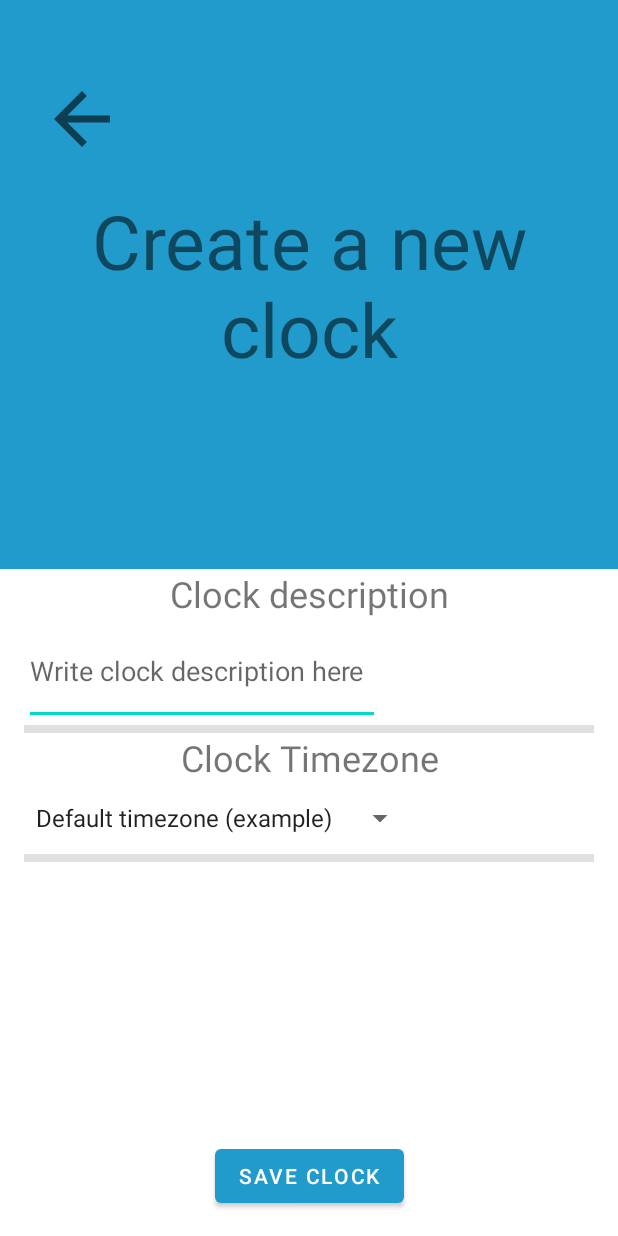
After one commit to Noname3123/InTime, an Android app: the layout activity_clock_edit.xml on its own in the app's theme, with its tools: preview values and no code run, on a phone screen of 412 x 824 dp. The commit adds this screen. Run offline under Robolectric (Android 15) with nearby library versions, the phone set to English and light mode, and no system bars.

Commit message:
Added Clock create/edit activity and linked the create activity with DB

```diff
--- a/app/src/main/java/com/jakupovic/intime/fragments/FragmentAlarm.java
+++ b/app/src/main/java/com/jakupovic/intime/fragments/FragmentAlarm.java
@@ -155,5 +155,5 @@ public void onResume(){
             }
         });
     }
-    //TODO: add logic for registering/unregistering alarms with the Android OS alarm system
+    //TODO: add logic for registering/unregistering alarms with the Android OS alarm system - the logic will be implemented in the androidFragment view model
 }
--- /dev/null
+++ b/app/src/main/res/layout/activity_clock_edit.xml
@@ -0,0 +1,124 @@
+<?xml version="1.0" encoding="utf-8"?>
+<androidx.constraintlayout.widget.ConstraintLayout xmlns:android="http://schemas.android.com/apk/res/android"
+    xmlns:app="http://schemas.android.com/apk/res-auto"
+    xmlns:tools="http://schemas.android.com/tools"
+    android:layout_width="match_parent"
+    android:layout_height="match_parent"
+    tools:context=".ClockEditMenu.ClockEditActivity">
+
+    <View
+        android:id="@+id/view2"
+        android:layout_width="0dp"
+        android:layout_height="0dp"
+        android:background="#219BCC"
+        app:layout_constraintBottom_toTopOf="@+id/scrollView3"
+        app:layout_constraintEnd_toEndOf="parent"
+        app:layout_constraintStart_toStartOf="parent"
+        app:layout_constraintTop_toTopOf="parent" />
+
+    <TextView
+        android:id="@+id/clockEditTitle"
+        android:layout_width="0dp"
+        android:layout_height="wrap_content"
+        android:text="@string/ClockEditTitle"
+        android:textAlignment="center"
+        android:textSize="50sp"
+        app:layout_constraintBottom_toBottomOf="@+id/view2"
+        app:layout_constraintEnd_toEndOf="@+id/view2"
+        app:layout_constraintStart_toStartOf="@+id/view2"
+        app:layout_constraintTop_toTopOf="@+id/view2" />
+
+    <ScrollView
+        android:id="@+id/scrollView3"
+        android:layout_width="0dp"
+        android:layout_height="0dp"
+        android:layout_marginStart="16dp"
+        android:layout_marginEnd="16dp"
+        app:layout_constraintBottom_toTopOf="@+id/saveClock"
+        app:layout_constraintEnd_toEndOf="parent"
+        app:layout_constraintStart_toStartOf="parent"
+        app:layout_constraintTop_toBottomOf="@+id/view2">
+
+        <LinearLayout
+            android:layout_width="match_parent"
+            android:layout_height="wrap_content"
+            android:orientation="vertical" >
+
+            <TextView
+                android:id="@+id/ClockTimezoneDescription"
+                android:layout_width="match_parent"
+                android:layout_height="match_parent"
+                android:text="Clock description"
+                android:textAlignment="center"
+                android:textSize="24sp" />
+
+            <EditText
+                android:id="@+id/clockDescriptionInput"
+                android:layout_width="237dp"
+                android:layout_height="71dp"
+                android:ems="10"
+                android:hint="@string/ClockDescInputHint"
+                android:importantForAutofill="no"
+                android:inputType="textPersonName" />
+
+            <View
+                android:id="@+id/divider"
+                android:layout_width="match_parent"
+                android:layout_height="5dp"
+                android:background="?android:attr/listDivider" />
+
+
+            <TextView
+                android:id="@+id/clockTimezoneTitle"
+                android:layout_width="match_parent"
+                android:layout_height="match_parent"
+                android:text="Clock Timezone"
+                android:textAlignment="center"
+                android:textSize="24sp" />
+
+            <Spinner
+                android:id="@+id/ClockTimezoneSelector"
+                android:layout_width="wrap_content"
+                android:layout_height="48dp"
+                android:entries="@array/SpinnerTimezone" />
+
+            <View
+                android:id="@+id/divider4"
+                android:layout_width="match_parent"
+                android:layout_height="5dp"
+                android:background="?android:attr/listDivider" />
+
+        </LinearLayout>
+    </ScrollView>
+
+    <Button
+        android:id="@+id/saveClock"
+        android:layout_width="wrap_content"
+        android:layout_height="wrap_content"
+        android:layout_marginStart="16dp"
+        android:layout_marginTop="2dp"
+        android:layout_marginEnd="16dp"
+        android:layout_marginBottom="16dp"
+        android:text="@string/ClockSaveButton"
+        android:textSize="14sp"
+        app:layout_constraintBottom_toBottomOf="parent"
+        app:layout_constraintEnd_toEndOf="parent"
+        app:layout_constraintStart_toStartOf="parent"
+        app:layout_constraintTop_toBottomOf="@+id/scrollView3" />
+
+    <ImageButton
+        android:id="@+id/BackButtonClockEditActivity"
+        android:layout_width="80dp"
+        android:layout_height="88dp"
+        android:layout_marginTop="32dp"
+        android:backgroundTint="@android:color/transparent"
+        android:scaleType="fitCenter"
+        app:layout_constraintBottom_toTopOf="@+id/clockEditTitle"
+        app:layout_constraintEnd_toEndOf="parent"
+        app:layout_constraintHorizontal_bias="0.044"
+        app:layout_constraintStart_toStartOf="parent"
+        app:layout_constraintTop_toTopOf="@+id/view2"
+        app:layout_constraintVertical_bias="0.527"
+        app:srcCompat="?attr/actionModeCloseDrawable" />
+
+</androidx.constraintlayout.widget.ConstraintLayout>
--- a/app/src/main/res/values/strings.xml
+++ b/app/src/main/res/values/strings.xml
@@ -31,6 +31,9 @@
     <string name="ClockIcon">Icon of a custom timezone clock</string>
     <string name="ClockTimezoneName">New York Standard Time (example)</string>
     <string name="TimezoneLocalTime">00:00</string>
+    <string name="ClockEditTitle">Create a new clock</string>
+    <string name="ClockSaveButton">Save clock</string>
+    <string name="ClockDescInputHint">Write clock description here</string>
     <string-array name="SpinnerTimezone">
         <item> Default timezone (example) </item>
         <item> New York Time (example)</item>
```
Also changed, not shown: app/src/main/AndroidManifest.xml (+9 -3 lines), app/src/main/java/com/jakupovic/intime/ClockEditMenu/ClockEditActivity.java (added, +156 -0 lines), app/src/main/java/com/jakupovic/intime/fragments/ClockFragment.java (+12 -3 lines), app/src/main/java/com/jakupovic/intime/fragments/FragmentStopwatch.java (+5 -4 lines).
